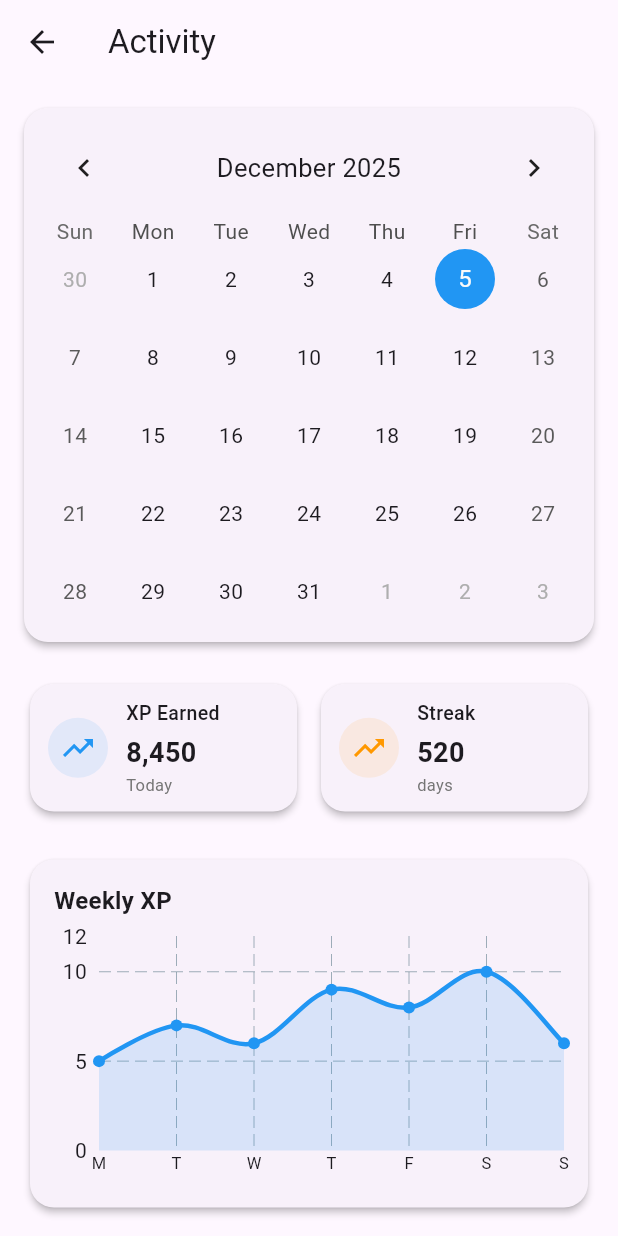
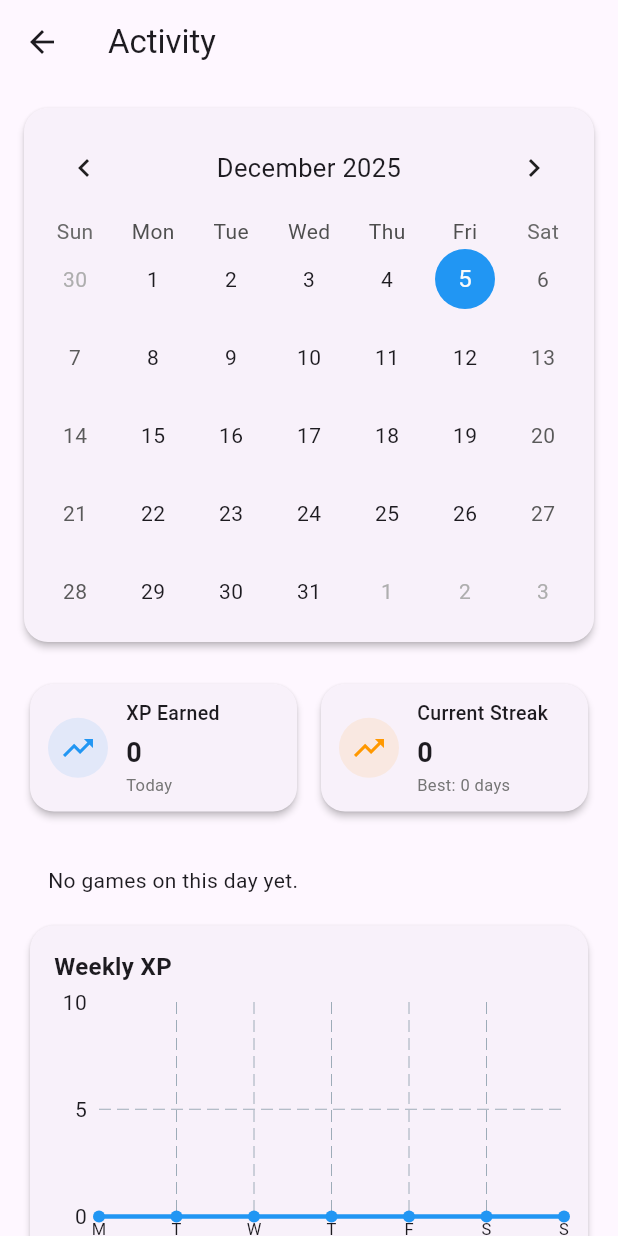
Before and after one commit to marp/matem_appka, a Flutter app: the ActivityPage screen opened by its route, on a phone screen of 412 x 824 dp. Run offline on Flutter 3.47's test engine with Material 3 defaults, Android fonts, the light colour scheme and no system bars; drawn by our look-alikes of fl_chart, table_calendar; our stand-ins replace audioplayers, flutter_svg, google_fonts, package_info_plus, shared_preferences; missing offline and left inert: back_button_interceptor; accounts and stored records are empty.

Commit message:
activity

```diff
--- a/lib/const.dart
+++ b/lib/const.dart
@@ -28,16 +28,17 @@ var greyTextStyle = const TextStyle(
     color: Colors.white70
 );
 
-enum MathOperation { add, subtract, multiply, divide }
+enum MathOperation { add, subtract, multiply, divide, power, root }
 
 const mathOperations = {
   MathOperation.add: '+',
   MathOperation.subtract: '-',
   MathOperation.multiply: '×',
   MathOperation.divide: '÷',
+  MathOperation.power: '^',
+  MathOperation.root: '√',
 };
 
-// Game modes
 enum GameMode { play, timetrial, practice, passplay }
 
 const gameModeNames = {
--- a/lib/main.dart
+++ b/lib/main.dart
@@ -1,6 +1,7 @@
 import 'package:flutter/material.dart';
 import 'package:matem_appka/pages/about_page.dart';
 import 'package:matem_appka/pages/activity_page.dart';
+import 'package:matem_appka/pages/dev_sessions_page.dart';
 import 'package:matem_appka/pages/game_page.dart';
 import 'package:matem_appka/pages/highscores_page.dart';
 import 'package:matem_appka/pages/home_page.dart';
@@ -8,6 +9,7 @@ import 'package:matem_appka/pages/settings_page.dart';
 import 'package:matem_appka/util/audio_service.dart';
 import 'package:matem_appka/util/streak_service.dart';
 import 'package:matem_appka/util/xp_service.dart';
+import 'package:matem_appka/util/activity_service.dart';
 
 void main() async {
   WidgetsFlutterBinding.ensureInitialized();
@@ -15,6 +17,7 @@ void main() async {
   await AudioService().playBackgroundMusic();
   await StreakService().initialize();
   await XpService().initialize();
+  await ActivityService().initialize();
   runApp(const MyApp());
 }
 
@@ -52,7 +55,8 @@ class MyApp extends StatelessWidget {
         '/about': (context) => const AboutPage(),
         '/highScores': (context) => const HighScoresPage(),
         '/settings': (context) => const SettingsPage(),
-        '/activity': (context) => const ActivityPage()
+        '/activity': (context) => const ActivityPage(),
+        '/dev/sessions': (context) => const DevSessionsPage(),
       },
     );
   }
--- /dev/null
+++ b/lib/model/game_session.dart
@@ -0,0 +1,54 @@
+import 'dart:convert';
+
+class GameSession {
+  GameSession({
+    required this.playedAt,
+    required this.gameType,
+    required this.xpEarned,
+    required this.score,
+    this.durationSeconds,
+    this.mistakes,
+  });
+
+  final DateTime playedAt;
+  final String gameType;
+  final int xpEarned;
+  final int score;
+  final int? durationSeconds;
+  final int? mistakes;
+
+  DateTime get dayOnly => DateTime(playedAt.year, playedAt.month, playedAt.day);
+
+  Map<String, dynamic> toJson() {
+    return <String, dynamic>{
+      'playedAt': playedAt.toIso8601String(),
+      'gameType': gameType,
+      'xpEarned': xpEarned,
+      'score': score,
+      'durationSeconds': durationSeconds,
+      'mistakes': mistakes,
+    };
+  }
+
+  factory GameSession.fromJson(Map<String, dynamic> json) {
+    return GameSession(
+      playedAt: DateTime.parse(json['playedAt'] as String),
+      gameType: json['gameType'] as String,
+      xpEarned: (json['xpEarned'] ?? 0) as int,
+      score: (json['score'] ?? 0) as int,
+      durationSeconds: json['durationSeconds'] as int?,
+      mistakes: json['mistakes'] as int?,
+    );
+  }
+
+  static String encodeList(List<GameSession> sessions) =>
+      json.encode(sessions.map((s) => s.toJson()).toList());
+
+  static List<GameSession> decodeList(String value) {
+    if (value.isEmpty) return <GameSession>[];
+    final List<dynamic> raw = json.decode(value) as List<dynamic>;
+    return raw
+        .map((e) => GameSession.fromJson(e as Map<String, dynamic>))
+        .toList();
+  }
+}
--- a/lib/pages/activity_page.dart
+++ b/lib/pages/activity_page.dart
@@ -1,6 +1,8 @@
 import 'package:flutter/material.dart';
 import 'package:table_calendar/table_calendar.dart';
 import 'package:fl_chart/fl_chart.dart';
+import 'package:matem_appka/model/game_session.dart';
+import 'package:matem_appka/util/activity_service.dart';
 
 class ActivityPage extends StatefulWidget {
   const ActivityPage({super.key});
@@ -13,11 +15,39 @@ class _ActivityPageState extends State<ActivityPage> {
   DateTime _focusedDay = DateTime.now();
   DateTime? _selectedDay;
 
+  final ActivityService _activityService = ActivityService();
+
+  Map<DateTime, List<GameSession>> _sessionsByDay = {};
+  List<GameSession> _selectedDaySessions = [];
+  List<double> _weeklyXp = List<double>.filled(7, 0);
+
   @override
   void initState() {
     super.initState();
     _selectedDay = _focusedDay;
+    _loadActivityData();
   }
+
+  Future<void> _loadActivityData() async {
+    final startOfMonth = DateTime(_focusedDay.year, _focusedDay.month, 1);
+    final endOfMonth = DateTime(_focusedDay.year, _focusedDay.month + 1, 0);
+    final byDay = _activityService.sessionsByDayInRange(startOfMonth, endOfMonth);
+    final selected = _selectedDay ?? _focusedDay;
+
+    final sessionsForSelected = _activityService.sessionsForDay(selected);
+    final weeklyXp = _activityService
+        .xpForLast7Days()
+        .map((e) => e.toDouble())
+        .toList(growable: false);
+
+    setState(() {
+      _sessionsByDay = byDay;
+      _selectedDaySessions = sessionsForSelected;
+      _weeklyXp = weeklyXp;
+    });
+  }
+
+  DateTime _dayOnly(DateTime d) => DateTime(d.year, d.month, d.day);
 
   @override
   Widget build(BuildContext context) {
@@ -36,6 +66,8 @@ class _ActivityPageState extends State<ActivityPage> {
               child: ListView(
                 padding: const EdgeInsets.all(16),
                 children: [
+                  _buildDaySessionsList(),
+                  const SizedBox(height: 8),
                   _buildWeeklyActivityChart(),
                   // const SizedBox(height: 24),
                   // _buildCategoryPieChart(),
@@ -79,14 +111,21 @@ class _ActivityPageState extends State<ActivityPage> {
               shape: BoxShape.circle,
             ),
           ),
+          eventLoader: (day) {
+            final key = _dayOnly(day);
+            return _sessionsByDay[key] ?? const <GameSession>[];
+          },
           onDaySelected: (selectedDay, focusedDay) {
             setState(() {
               _selectedDay = selectedDay;
               _focusedDay = focusedDay;
+              _selectedDaySessions =
+                  _activityService.sessionsForDay(selectedDay);
             });
           },
           onPageChanged: (focusedDay) {
             _focusedDay = focusedDay;
+            _loadActivityData();
           },
         ),
       ),
@@ -94,6 +133,10 @@ class _ActivityPageState extends State<ActivityPage> {
   }
 
   Widget _buildSummaryRow() {
+    final todayXp = _activityService.xpForDay(DateTime.now());
+    final currentStreak = _activityService.currentStreak;
+    final bestStreak = _activityService.bestStreak;
+
     return Padding(
       padding: const EdgeInsets.symmetric(horizontal: 16),
       child: Row(
@@ -101,7 +144,7 @@ class _ActivityPageState extends State<ActivityPage> {
           Expanded(
             child: _buildSummaryCard(
               title: 'XP Earned',
-              value: '8,450',
+              value: '$todayXp',
               subtitle: 'Today',
               color: Colors.blue,
             ),
@@ -109,9 +152,9 @@ class _ActivityPageState extends State<ActivityPage> {
           const SizedBox(width: 8),
           Expanded(
             child: _buildSummaryCard(
-              title: 'Streak',
-              value: '520',
-              subtitle: 'days',
+              title: 'Current Streak',
+              value: '$currentStreak',
+              subtitle: 'Best: $bestStreak days',
               color: Colors.orange,
             ),
           ),
@@ -170,6 +213,10 @@ class _ActivityPageState extends State<ActivityPage> {
   }
 
   Widget _buildWeeklyActivityChart() {
+    final maxY = _weeklyXp.isEmpty
+        ? 10.0
+        : (_weeklyXp.reduce((a, b) => a > b ? a : b) * 1.2).clamp(10.0, 500.0);
+
     return Card(
       elevation: 2,
       shape: RoundedRectangleBorder(borderRadius: BorderRadius.circular(16)),
@@ -191,12 +238,13 @@ class _ActivityPageState extends State<ActivityPage> {
                     minX: 0,
                     maxX: 6,
                     minY: 0,
-                    maxY: 12,
+                    maxY: maxY,
                     gridData: FlGridData(show: true),
                     borderData: FlBorderData(show: false),
                     titlesData: FlTitlesData(
                       leftTitles: AxisTitles(
-                        sideTitles: SideTitles(showTitles: true, reservedSize: 30),
+                        sideTitles:
+                            SideTitles(showTitles: true, reservedSize: 30),
                       ),
                       bottomTitles: AxisTitles(
                         sideTitles: SideTitles(
@@ -229,14 +277,10 @@ class _ActivityPageState extends State<ActivityPage> {
                           show: true,
                           color: Colors.blue.withOpacity(0.15),
                         ),
-                        spots: const [
-                          FlSpot(0, 5),
-                          FlSpot(1, 7),
-                          FlSpot(2, 6),
-                          FlSpot(3, 9),
-                          FlSpot(4, 8),
-                          FlSpot(5, 10),
-                          FlSpot(6, 6),
+                        spots: [
+                          for (int i = 0; i < 7; i++)
+                            FlSpot(i.toDouble(),
+                                i < _weeklyXp.length ? _weeklyXp[i] : 0),
                         ],
                       ),
                     ],
@@ -250,68 +294,35 @@ class _ActivityPageState extends State<ActivityPage> {
     );
   }
 
-  /*Widget _buildCategoryPieChart() {
-    return Card(
-      elevation: 2,
-      shape: RoundedRectangleBorder(borderRadius: BorderRadius.circular(16)),
-      child: Padding(
-        padding: const EdgeInsets.all(16),
-        child: SizedBox(
-          height: 220,
-          child: Column(
-            crossAxisAlignment: CrossAxisAlignment.start,
-            children: [
-              const Text(
-                'Activity breakdown',
-                style: TextStyle(fontSize: 16, fontWeight: FontWeight.w600),
-              ),
-              const SizedBox(height: 12),
-              Expanded(
-                child: PieChart(
-                  PieChartData(
-                    sectionsSpace: 2,
-                    centerSpaceRadius: 40,
-                    sections: [
-                      PieChartSectionData(
-                        value: 40,
-                        color: Colors.blue,
-                        title: 'Walk',
-                        radius: 60,
-                        titleStyle: const TextStyle(
-                            fontSize: 11, color: Colors.white),
-                      ),
-                      PieChartSectionData(
-                        value: 30,
-                        color: Colors.green,
-                        title: 'Run',
-                        radius: 55,
-                        titleStyle: const TextStyle(
-                            fontSize: 11, color: Colors.white),
-                      ),
-                      PieChartSectionData(
-                        value: 20,
-                        color: Colors.orange,
-                        title: 'Bike',
-                        radius: 50,
-                        titleStyle: const TextStyle(
-                            fontSize: 11, color: Colors.white),
-                      ),
-                      PieChartSectionData(
-                        value: 10,
-                        color: Colors.purple,
-                        title: 'Other',
-                        radius: 45,
-                        titleStyle: const TextStyle(
-                            fontSize: 11, color: Colors.white),
-                      ),
-                    ],
-                  ),
-                ),
-              ),
-            ],
-          ),
+  Widget _buildDaySessionsList() {
+    if (_selectedDaySessions.isEmpty) {
+      return const Padding(
+        padding: EdgeInsets.symmetric(horizontal: 16, vertical: 8),
+        child: Text('No games on this day yet.'),
+      );
+    }
+
+    return Padding(
+      padding: const EdgeInsets.symmetric(horizontal: 16, vertical: 8),
+      child: Card(
+        elevation: 2,
+        shape: RoundedRectangleBorder(borderRadius: BorderRadius.circular(16)),
+        child: ListView.separated(
+          shrinkWrap: true,
+          physics: const NeverScrollableScrollPhysics(),
+          itemCount: _selectedDaySessions.length,
+          separatorBuilder: (_, __) => const Divider(height: 1),
+          itemBuilder: (context, index) {
+            final s = _selectedDaySessions[index];
+            final time = TimeOfDay.fromDateTime(s.playedAt).format(context);
+            return ListTile(
+              leading: const Icon(Icons.videogame_asset_outlined),
+              title: Text('${s.gameType} · $time'),
+              subtitle: Text('XP: ${s.xpEarned}  •  Score: ${s.score}'),
+            );
+          },
         ),
       ),
     );
-  }*/
+  }
 }
--- /dev/null
+++ b/lib/util/activity_service.dart
@@ -0,0 +1,98 @@
+import 'package:shared_preferences/shared_preferences.dart';
+
+import '../model/game_session.dart';
+import 'streak_service.dart';
+
+class ActivityService {
+  ActivityService._internal();
+  static final ActivityService _instance = ActivityService._internal();
+  factory ActivityService() => _instance;
+
+  static const String _kSessionsKey = 'activity_sessions_v1';
+
+  final List<GameSession> _sessions = <GameSession>[];
+
+  List<GameSession> get sessions => List.unmodifiable(_sessions);
+
+  // DEBUG ONLY: zwraca listę mutowalną, używaną przez dev page
+  List<GameSession> get debugMutableSessions => _sessions;
+
+  Future<void> initialize() async {
+    final prefs = await SharedPreferences.getInstance();
+    final raw = prefs.getString(_kSessionsKey);
+    if (raw != null && raw.isNotEmpty) {
+      _sessions
+        ..clear()
+        ..addAll(GameSession.decodeList(raw));
+    }
+  }
+
+  Future<void> addSession(GameSession session) async {
+    _sessions.add(session);
+    await _save();
+    await StreakService().updateForToday();
+  }
+
+  Future<void> resetSessions() async {
+    _sessions.clear();
+    final prefs = await SharedPreferences.getInstance();
+    await prefs.remove(_kSessionsKey);
+  }
+
+  Map<DateTime, List<GameSession>> sessionsByDayInRange(
+      DateTime from, DateTime to) {
+    final start = _dayOnly(from);
+    final end = _dayOnly(to);
+    final Map<DateTime, List<GameSession>> byDay = {};
+
+    for (final s in _sessions) {
+      final d = _dayOnly(s.playedAt);
+      if (d.isBefore(start) || d.isAfter(end)) continue;
+      byDay.putIfAbsent(d, () => <GameSession>[]).add(s);
+    }
+
+    return byDay;
+  }
+
+  List<GameSession> sessionsForDay(DateTime day) {
+    final dayOnly = _dayOnly(day);
+    return _sessions
+        .where((s) => _isSameDay(s.playedAt, dayOnly))
+        .toList(growable: false);
+  }
+
+  int xpForDay(DateTime day) {
+    return sessionsForDay(day).fold(0, (sum, s) => sum + s.xpEarned);
+  }
+
+  List<int> xpForLast7Days() {
+    final now = DateTime.now();
+    final today = _dayOnly(now);
+    final List<int> xp = List<int>.filled(7, 0);
+
+    for (int i = 0; i < 7; i++) {
+      final d = today.subtract(Duration(days: 6 - i));
+      xp[i] = xpForDay(d);
+    }
+
+    return xp;
+  }
+
+  int get currentStreak => StreakService().currentStreak;
+
+  int get bestStreak => StreakService().bestStreak;
+
+  Future<void> _save() async {
+    final prefs = await SharedPreferences.getInstance();
+    await prefs.setString(_kSessionsKey, GameSession.encodeList(_sessions));
+  }
+
+  // DEBUG ONLY: wymusza zapis aktualnej listy sesji (np. po ręcznych edycjach)
+  Future<void> debugSaveSessions() => _save();
+
+  DateTime _dayOnly(DateTime d) => DateTime(d.year, d.month, d.day);
+
+  bool _isSameDay(DateTime a, DateTime b) {
+    return a.year == b.year && a.month == b.month && a.day == b.day;
+  }
+}
```
Also changed, not shown: lib/pages/dev_sessions_page.dart (added, +142 -0 lines), lib/pages/game_page.dart (+13 -2 lines), lib/pages/highscores_page.dart (+143 -27 lines), lib/pages/home_page.dart (+8 -2 lines), lib/pages/settings_page.dart (+11 -6 lines), pubspec.yaml (+4 -5 lines), pubspec.lock, 11 other files.
